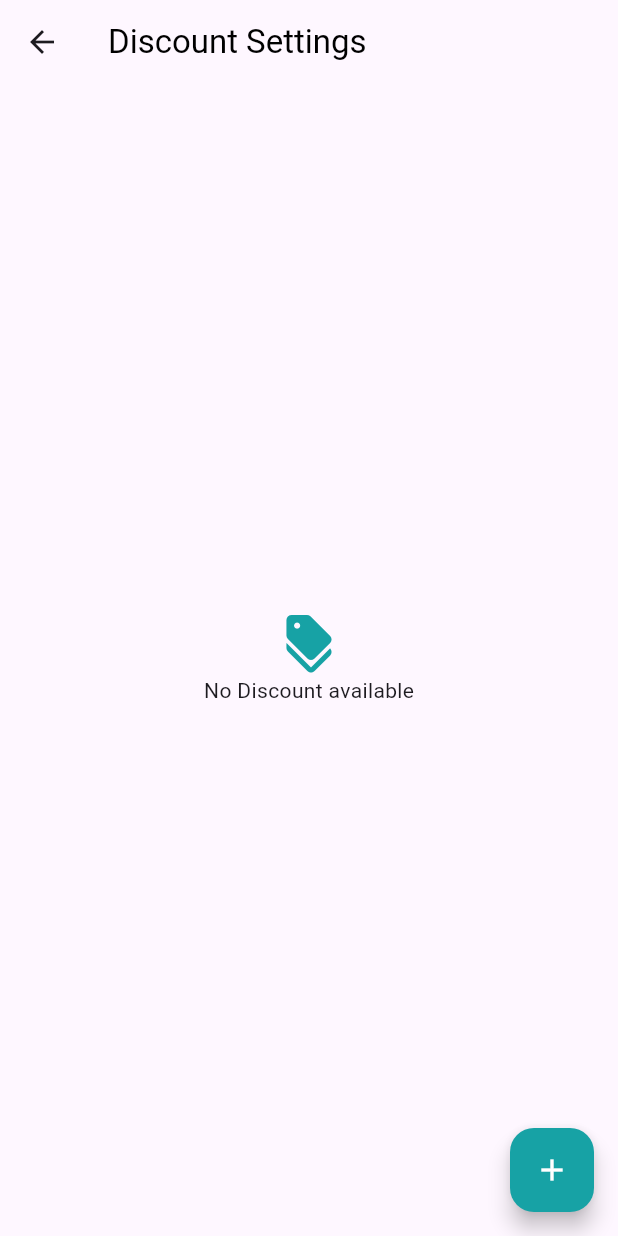
After one commit to fwdAndroid/erp, a Flutter app: the ViewDiscountSetting screen opened directly, on a phone screen of 412 x 824 dp. The commit adds this screen. Run offline on Flutter 3.47's test engine with Material 3 defaults, Android fonts, the phone set to English and light mode, and no system bars; our stand-ins replace cloud_firestore, firebase_auth, firebase_core, google_fonts, intl_phone_field; accounts and stored records are empty.

Commit message:
Discount

```diff
--- a/lib/screens/main/pages/setting_page.dart
+++ b/lib/screens/main/pages/setting_page.dart
@@ -1,5 +1,5 @@
 import 'package:erp/screens/payment/payment_screen.dart';
-import 'package:erp/screens/setting_pages/add_discount_setting.dart';
+import 'package:erp/screens/setting_pages/view_discount_setting.dart';
 import 'package:erp/screens/setting_pages/view_tax_setting.dart';
 import 'package:erp/screens/subscription/subscription.dart';
 import 'package:erp/widgets/logout_widget.dart';
@@ -69,7 +69,9 @@ class _SettingPageState extends State<SettingPage> {
               onTap: () {
                 Navigator.push(
                   context,
-                  MaterialPageRoute(builder: (builder) => AddDiscountSetting()),
+                  MaterialPageRoute(
+                    builder: (builder) => ViewDiscountSetting(),
+                  ),
                 );
               },
             ),
--- /dev/null
+++ b/lib/screens/setting_pages/view_discount_setting.dart
@@ -0,0 +1,90 @@
+import 'package:cloud_firestore/cloud_firestore.dart';
+import 'package:erp/screens/setting_pages/add_discount_setting.dart';
+import 'package:erp/uitl/colors.dart';
+import 'package:firebase_auth/firebase_auth.dart';
+import 'package:flutter/material.dart';
+
+class ViewDiscountSetting extends StatefulWidget {
+  const ViewDiscountSetting({super.key});
+
+  @override
+  State<ViewDiscountSetting> createState() => _ViewDiscountSettingState();
+}
+
+class _ViewDiscountSettingState extends State<ViewDiscountSetting> {
+  final currentUserId = FirebaseAuth.instance.currentUser!.uid;
+
+  @override
+  Widget build(BuildContext context) {
+    return Scaffold(
+      appBar: AppBar(
+        title: const Text(
+          "Discount Settings",
+          style: TextStyle(fontSize: 22, color: Colors.black),
+        ),
+      ),
+      floatingActionButton: FloatingActionButton(
+        onPressed: () {
+          Navigator.push(
+            context,
+            MaterialPageRoute(builder: (context) => const AddDiscountSetting()),
+          );
+        },
+        backgroundColor: buttonColor,
+        child: Icon(Icons.add, color: colorWhite),
+      ),
+      body: StreamBuilder<QuerySnapshot>(
+        stream:
+            FirebaseFirestore.instance
+                .collection('discount')
+                .where("uid", isEqualTo: currentUserId)
+                .snapshots(),
+        builder: (context, snapshot) {
+          if (snapshot.connectionState == ConnectionState.waiting) {
+            return const Center(child: CircularProgressIndicator());
+          }
+          if (!snapshot.hasData || snapshot.data!.docs.isEmpty) {
+            return Center(
+              child: Column(
+                crossAxisAlignment: CrossAxisAlignment.center,
+                mainAxisAlignment: MainAxisAlignment.center,
+                children: [
+                  Icon(Icons.discount, size: 40, color: buttonColor),
+                  Text("No Discount available"),
+                ],
+              ),
+            );
+          }
+
+          var posts = snapshot.data!.docs;
+
+          return ListView.builder(
+            itemCount: posts.length,
+            itemBuilder: (context, index) {
+              var post = posts[index].data() as Map<String, dynamic>;
+
+              return Padding(
+                padding: const EdgeInsets.all(8.0),
+                child: Card(
+                  child: ListTile(
+                    title: Text(post['discountName']),
+                    subtitle: Text("Tax Percentage: ${post['discountValue']}"),
+                    trailing: IconButton(
+                      icon: Icon(Icons.delete, color: Colors.red),
+                      onPressed: () {
+                        FirebaseFirestore.instance
+                            .collection('discount')
+                            .doc(posts[index].id)
+                            .delete();
+                      },
+                    ),
+                  ),
+                ),
+              );
+            },
+          );
+        },
+      ),
+    );
+  }
+}
```
Also changed, not shown: lib/models/discount_model.dart (added, +39 -0 lines), lib/screens/setting_pages/add_discount_setting.dart (+51 -14 lines), lib/services/database.dart (+28 -0 lines).
